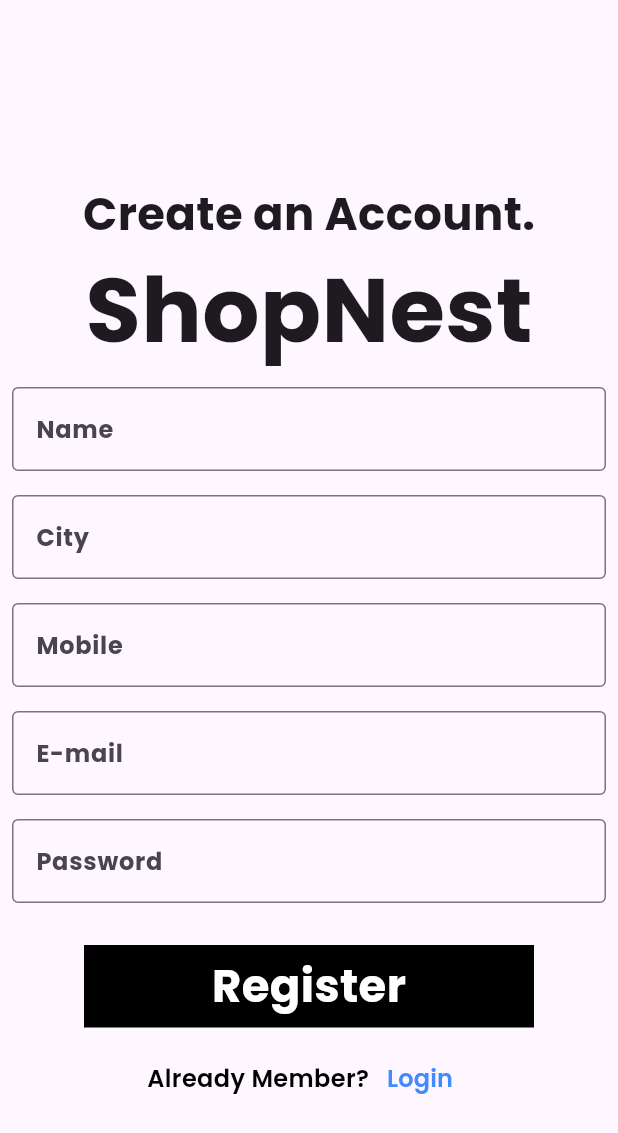
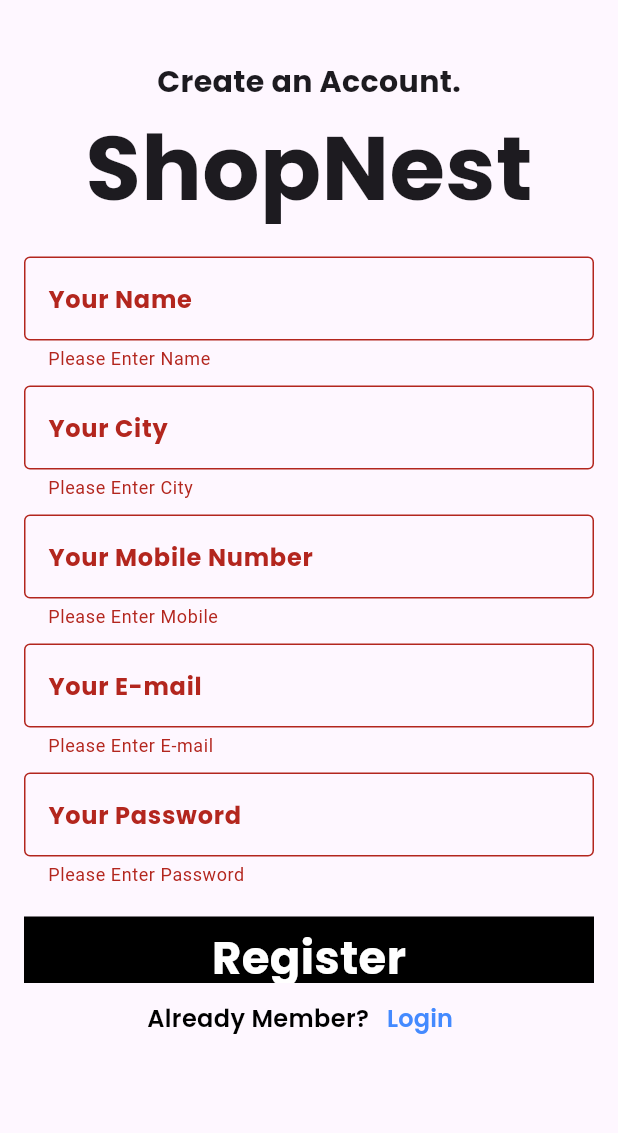
Before and after one commit to Savindu2001/ShopNest, a Flutter app: the Register screen opened directly, after a tap on "Register", on a phone screen of 412 x 824 dp. Shown: the top 1133 px of the screen. Run offline on Flutter 3.47's test engine with Material 3 defaults, Android fonts, the phone set to English and light mode, and no system bars; our stand-ins replace cloud_firestore, firebase_auth, firebase_core, google_fonts; accounts and stored records are empty.

Commit message:
register page successfully created with firebase

```diff
--- a/lib/pages/auth/register.dart
+++ b/lib/pages/auth/register.dart
@@ -1,12 +1,10 @@
-import 'dart:ui';
+import 'package:cloud_firestore/cloud_firestore.dart';
+import 'package:firebase_auth/firebase_auth.dart';
+import 'package:flutter/material.dart';
+import 'package:flutter/services.dart';
+import 'package:google_fonts/google_fonts.dart';
+import 'package:shopnest/pages/auth/login.dart';
 
-import 'package:flutter/cupertino.dart';
-import 'package:flutter/material.dart';
-import 'package:flutter/painting.dart';
-import 'package:flutter/rendering.dart';
-import 'package:flutter/services.dart';
-import 'package:flutter/widgets.dart';
-import 'package:google_fonts/google_fonts.dart';
 
 class Register extends StatefulWidget {
   const Register({super.key});
@@ -16,21 +14,32 @@ class Register extends StatefulWidget {
 }
 
 class _RegisterState extends State<Register> {
+
+  final GlobalKey<FormState> _formKey = GlobalKey<FormState>();
+
+  late String name;
+  late String city;
+  late String mobile;
+  late String email;
+  late String password;
+
+
+
   @override
   Widget build(BuildContext context) {
     return Scaffold(
       body: SafeArea(
+        child: SingleChildScrollView(
           child: Column(
-          mainAxisAlignment: MainAxisAlignment.center,
+            children: [
 
-          children: [
-            //Title
+              //title
               Padding(
                 padding: const EdgeInsets.only(top: 40.0,left: 20.0,right: 20.0),
                 child: Center(
                   child: Text('Create an Account.',
                   style: GoogleFonts.poppins(
-                  fontSize: 30,
+                    fontSize: 20,
                     fontWeight:FontWeight.bold,
                   ),
                   ),
@@ -44,96 +53,141 @@ class _RegisterState extends State<Register> {
                   ),
                   ),
 
-            //Form
-              Padding(
-                padding: const EdgeInsets.all(8.0),
-                child: TextField(
-                  decoration: InputDecoration(
-                    focusColor: Colors.black,
-                    hoverColor: Colors.black,
-                    fillColor: Colors.black,
-                    labelText: 'Name',
-                    hintStyle: GoogleFonts.poppins(),
+              //register form
+              Container(
+                height: 500,
+                child: Form(
+                  key: _formKey,
+                  child: ListView(
+                    padding: EdgeInsets.all(16),
+                    children: [
+                      //name
+                      TextFormField(
+
+                        decoration:  InputDecoration(
+                          labelText: 'Your Name',
                           labelStyle: GoogleFonts.poppins(
-                      fontWeight:FontWeight.bold,
+                            fontWeight:FontWeight.bold
                           ),
+                          hintText: 'Enter your name',
                           border: OutlineInputBorder(),
                         ),
+                        validator: (value) {
+                          if (value == null || value.isEmpty) {
+                              return 'Please Enter Name';
+                            }
+                            return null;
+                        },
+                        onSaved: (value) {
+                        name = value!;
+                      },
+
                       ),
+                      SizedBox(height: 10,),
+
+                      //city
+                      TextFormField(
+
+                        decoration:  InputDecoration(
+                          labelText: 'Your City',
+                          labelStyle: GoogleFonts.poppins(
+                            fontWeight:FontWeight.bold
                           ),
-              Padding(
-                padding: const EdgeInsets.all(8.0),
-                child: TextField(
-                  decoration: InputDecoration(
-                    focusColor: Colors.black,
-                    hoverColor: Colors.black,
-                    fillColor: Colors.black,
-                    labelText: 'City',
-                    hintStyle: GoogleFonts.poppins(),
-                    labelStyle: GoogleFonts.poppins(
-                      fontWeight:FontWeight.bold,
-                    ),
+                          hintText: 'Enter your city',
                           border: OutlineInputBorder(),
                         ),
+                        validator: (value) {
+                          if (value == null || value.isEmpty) {
+                              return 'Please Enter City';
+                            }
+                            return null;
+                        },
+                        onSaved: (value) {
+                        city = value!;
+                      },
+
                       ),
+                      SizedBox(height: 10,),
+
+                      //mobile
+                      TextFormField(
+
+                        keyboardType: TextInputType.number,
+                        decoration: InputDecoration(
+                          labelText: 'Your Mobile Number',
+                          labelStyle: GoogleFonts.poppins(
+                            fontWeight:FontWeight.bold
                           ),
-              Padding(
-                padding: const EdgeInsets.all(8.0),
-                child: TextField(
-                  decoration: InputDecoration(
-                    focusColor: Colors.black,
-                    hoverColor: Colors.black,
-                    fillColor: Colors.black,
-                    labelText: 'Mobile',
-                    hintStyle: GoogleFonts.poppins(),
-                    labelStyle: GoogleFonts.poppins(
-                      fontWeight:FontWeight.bold,
-                    ),
+                          hintText: 'Enter Your Mobile Number',
                           border: OutlineInputBorder(),
                         ),
+                        validator: (value) {
+                          if (value == null || value.isEmpty) {
+                              return 'Please Enter Mobile';
+                            }
+                            return null;
+                        },
+                        onSaved: (value) {
+                        mobile = value!;
+                      },
                       ),
+                      SizedBox(height: 10,),
+
+                      //mobile
+                      TextFormField(
+
+                        keyboardType: TextInputType.number,
+                        decoration: InputDecoration(
+                          labelText: 'Your E-mail',
+                          labelStyle: GoogleFonts.poppins(
+                            fontWeight:FontWeight.bold
                           ),
-
-              Padding(
-                padding: const EdgeInsets.all(8.0),
-                child: TextField(
-                  decoration: InputDecoration(
-                    focusColor: Colors.black,
-                    hoverColor: Colors.black,
-                    fillColor: Colors.black,
-                    labelText: 'E-mail',
-                    hintStyle: GoogleFonts.poppins(),
-                    labelStyle: GoogleFonts.poppins(
-                      fontWeight:FontWeight.bold,
-                    ),
+                          hintText: 'Enter Your E-mail',
                           border: OutlineInputBorder(),
                         ),
+                        validator: (value) {
+                          if (value == null || value.isEmpty) {
+                              return 'Please Enter E-mail';
+                            }
+                            return null;
+                        },
+                        onSaved: (value) {
+                        email = value!;
+                      },
                       ),
+                      SizedBox(height: 10,),
+
+                      //password
+                      TextFormField(
+
+                        keyboardType: TextInputType.number,
+                        decoration: InputDecoration(
+                          labelText: 'Your Password',
+                          labelStyle: GoogleFonts.poppins(
+                            fontWeight:FontWeight.bold
                           ),
-
-              Padding(
-                padding: const EdgeInsets.all(8.0),
-                child: TextField(
-                  decoration: InputDecoration(
-                    focusColor: Colors.black,
-                    hoverColor: Colors.black,
-                    fillColor: Colors.black,
-                    labelText: 'Password',
-                    hintStyle: GoogleFonts.poppins(),
-                    labelStyle: GoogleFonts.poppins(
-                      fontWeight:FontWeight.bold,
-                    ),
+                          hintText: 'Enter Password',
                           border: OutlineInputBorder(),
                         ),
+                        validator: (value) {
+                          if (value == null || value.isEmpty) {
+                              return 'Please Enter Password';
+                            }
+                            return null;
+                        },
+                        onSaved: (value) {
+                        password = value!;
+                      },
                       ),
+                      SizedBox(
+                        height: 20,
                       ),
-              SizedBox(height: 20.0),
-
-
-              //login Button
+                      //Register Button
 
                       GestureDetector(
-                onTap: (){},
+                        onTap: (){
+                          submitForm();
+                        },
                         child: Container(
                           width: 300,
                           height: 55,
@@ -151,11 +205,12 @@ class _RegisterState extends State<Register> {
                   ),
                   ),
               ),
-              SizedBox(height: 10,),
+                    ],
+                  )
+                  ),
+              ),
 
-              //register
-
-
+              //Already Memebr Login
               Row(
                 mainAxisAlignment: MainAxisAlignment.center,
                 children: [
@@ -179,20 +234,55 @@ class _RegisterState extends State<Register> {
                     ,))
                 ],
               ),
+            ],
+          ),
+        ),
+      ),
+    );
+  }
 
 
+void submitForm() async{
+  if (_formKey.currentState!.validate()) {
+      _formKey.currentState!.save();
+      try{
+
+        //register user in firebase auth
+        UserCredential user = await FirebaseAuth.instance.createUserWithEmailAndPassword(
+          email: email,
+          password: password,
+          );
+        //store user other details on firestore
+
+        await FirebaseFirestore.instance.collection('customers').doc(user.user!.uid).set({
+            'customer name':name,
+            'customer email':email,
+            'customer phone':mobile,
+            'customer city':city,
+
+        });
+
+        //clear register form after register customer
+
+        _formKey.currentState!.reset();
+
+        // redirect user to login after registation
+        Navigator.pushReplacement(context, MaterialPageRoute(builder: (context)=> LoginPage()));
+
+      }catch (e){
+
+        print('Unsuccessfull Register $e');
+        ScaffoldMessenger.of(context).showSnackBar(
+          SnackBar(
+             content: Text("Failed to Register. Try Again!",
+              style: GoogleFonts.poppins(
+               fontSize: 16
+              ),),
+        backgroundColor: Colors.red,
+        ));
 
 
-
-            ],
-          ),
-
-
-
-
-
-        ),
-
-    );
       }
   }
+}
+}
--- a/lib/pages/store/home.dart
+++ b/lib/pages/store/home.dart
@@ -10,7 +10,9 @@ class HomePage extends StatelessWidget {
     final user = FirebaseAuth.instance.currentUser;
 
     signOut()async{
-      await FirebaseAuth.instance.signOut();
+      await FirebaseAuth.instance.signOut(
+
+      );
     }
 
     return Scaffold(
--- a/pubspec.yaml
+++ b/pubspec.yaml
@@ -39,6 +39,7 @@ dependencies:
   path_provider: ^2.1.2
   firebase_core: ^2.28.0
   firebase_auth: ^4.19.0
+  cloud_firestore: ^4.16.0
 
 dev_dependencies:
   flutter_test:
```
Also changed, not shown: pubspec.lock, 4 other files. Lines whose indentation alone changed are shown as unchanged.
